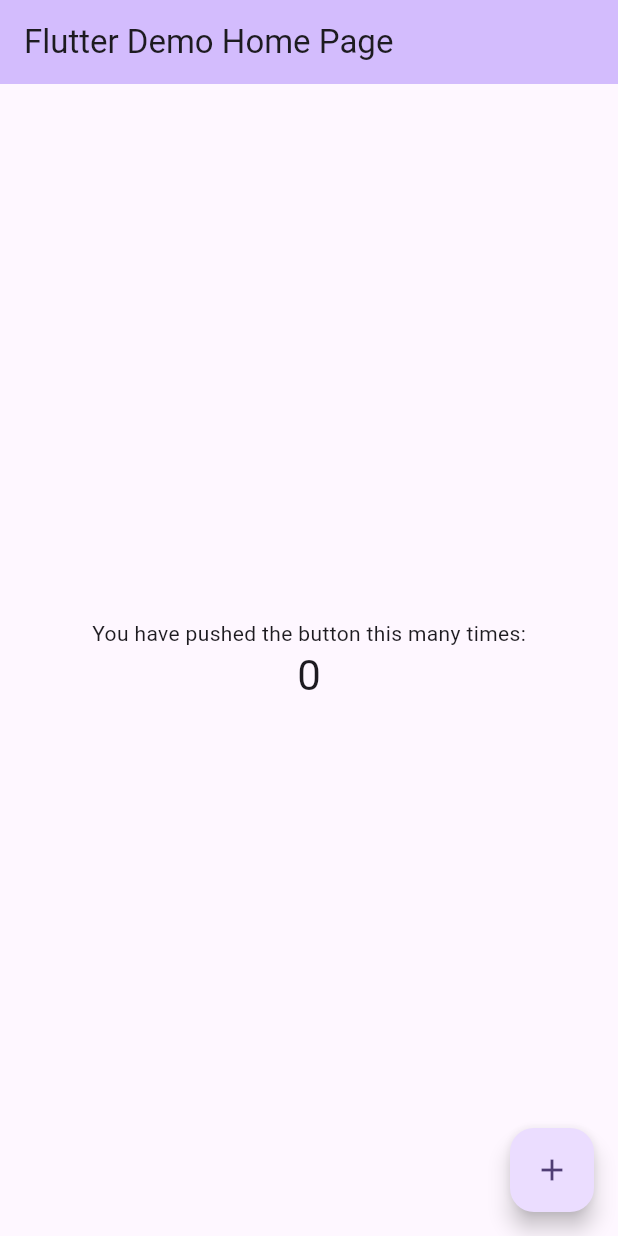
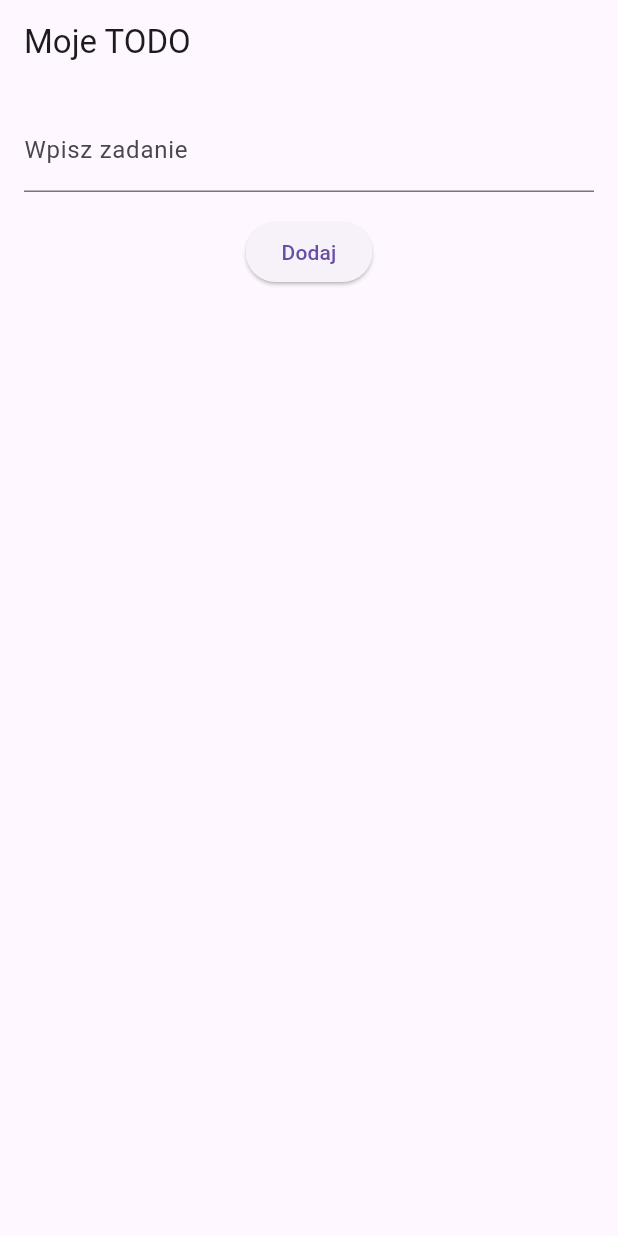
Before and after one commit to WcaleNieMichal/FlutterToDo, a Flutter app: the screen it shows after launch, on a phone screen of 412 x 824 dp. Run offline on Flutter 3.47's test engine with Material 3 defaults, Android fonts, the phone set to English and light mode, and no system bars.

Commit message:
First version of App

```diff
--- a/lib/main.dart
+++ b/lib/main.dart
@@ -1,122 +1,53 @@
 import 'package:flutter/material.dart';
 
-void main() {
+void main(){
   runApp(const MyApp());
 }
 
-class MyApp extends StatelessWidget {
+class MyApp extends StatelessWidget{
   const MyApp({super.key});
 
-  // This widget is the root of your application.
   @override
   Widget build(BuildContext context) {
     return MaterialApp(
-      title: 'Flutter Demo',
-      theme: ThemeData(
-        // This is the theme of your application.
-        //
-        // TRY THIS: Try running your application with "flutter run". You'll see
-        // the application has a purple toolbar. Then, without quitting the app,
-        // try changing the seedColor in the colorScheme below to Colors.green
-        // and then invoke "hot reload" (save your changes or press the "hot
-        // reload" button in a Flutter-supported IDE, or press "r" if you used
-        // the command line to start the app).
-        //
-        // Notice that the counter didn't reset back to zero; the application
-        // state is not lost during the reload. To reset the state, use hot
-        // restart instead.
-        //
-        // This works for code too, not just values: Most code changes can be
-        // tested with just a hot reload.
-        colorScheme: ColorScheme.fromSeed(seedColor: Colors.deepPurple),
-      ),
-      home: const MyHomePage(title: 'Flutter Demo Home Page'),
+      title: 'TODO App',
+      debugShowCheckedModeBanner: false,
+    home: TodoScreen()
     );
   }
 }
-
-class MyHomePage extends StatefulWidget {
-  const MyHomePage({super.key, required this.title});
-
-  // This widget is the home page of your application. It is stateful, meaning
-  // that it has a State object (defined below) that contains fields that affect
-  // how it looks.
-
-  // This class is the configuration for the state. It holds the values (in this
-  // case the title) provided by the parent (in this case the App widget) and
-  // used by the build method of the State. Fields in a Widget subclass are
-  // always marked "final".
-
-  final String title;
+class TodoScreen extends StatefulWidget {
+  const TodoScreen({super.key});  // ← to konstruktor z 'const'
 
   @override
-  State<MyHomePage> createState() => _MyHomePageState();
+  State<TodoScreen> createState() => _TodoScreenState();
 }
 
-class _MyHomePageState extends State<MyHomePage> {
-  int _counter = 0;
-
-  void _incrementCounter() {
-    setState(() {
-      // This call to setState tells the Flutter framework that something has
-      // changed in this State, which causes it to rerun the build method below
-      // so that the display can reflect the updated values. If we changed
-      // _counter without calling setState(), then the build method would not be
-      // called again, and so nothing would appear to happen.
-      _counter++;
-    });
-  }
+class _TodoScreenState extends State<TodoScreen> {
+  final TextEditingController _controller = TextEditingController();
 
   @override
   Widget build(BuildContext context) {
-    // This method is rerun every time setState is called, for instance as done
-    // by the _incrementCounter method above.
-    //
-    // The Flutter framework has been optimized to make rerunning build methods
-    // fast, so that you can just rebuild anything that needs updating rather
-    // than having to individually change instances of widgets.
     return Scaffold(
-      appBar: AppBar(
-        // TRY THIS: Try changing the color here to a specific color (to
-        // Colors.amber, perhaps?) and trigger a hot reload to see the AppBar
-        // change color while the other colors stay the same.
-        backgroundColor: Theme.of(context).colorScheme.inversePrimary,
-        // Here we take the value from the MyHomePage object that was created by
-        // the App.build method, and use it to set our appbar title.
-        title: Text(widget.title),
-      ),
-      body: Center(
-        // Center is a layout widget. It takes a single child and positions it
-        // in the middle of the parent.
-        child: Column(
-          // Column is also a layout widget. It takes a list of children and
-          // arranges them vertically. By default, it sizes itself to fit its
-          // children horizontally, and tries to be as tall as its parent.
-          //
-          // Column has various properties to control how it sizes itself and
-          // how it positions its children. Here we use mainAxisAlignment to
-          // center the children vertically; the main axis here is the vertical
-          // axis because Columns are vertical (the cross axis would be
-          // horizontal).
-          //
-          // TRY THIS: Invoke "debug painting" (choose the "Toggle Debug Paint"
-          // action in the IDE, or press "p" in the console), to see the
-          // wireframe for each widget.
-          mainAxisAlignment: MainAxisAlignment.center,
-          children: <Widget>[
-            const Text('You have pushed the button this many times:'),
-            Text(
-              '$_counter',
-              style: Theme.of(context).textTheme.headlineMedium,
+      appBar: AppBar(title: Text("Moje TODO")),
+      body: Padding(
+        padding: EdgeInsets.all(16),
+        child: Column(children: [
+            TextField(
+              controller: _controller,
+              decoration: InputDecoration(labelText: "Wpisz zadanie"),
+            ),
+            SizedBox(height: 16),
+            ElevatedButton(
+              onPressed: () {
+                print(_controller.text);
+                _controller.clear();
+              },
+              child: Text("Dodaj"),
             ),
           ],
         ),
       ),
-      floatingActionButton: FloatingActionButton(
-        onPressed: _incrementCounter,
-        tooltip: 'Increment',
-        child: const Icon(Icons.add),
-      ), // This trailing comma makes auto-formatting nicer for build methods.
     );
   }
 }
```
